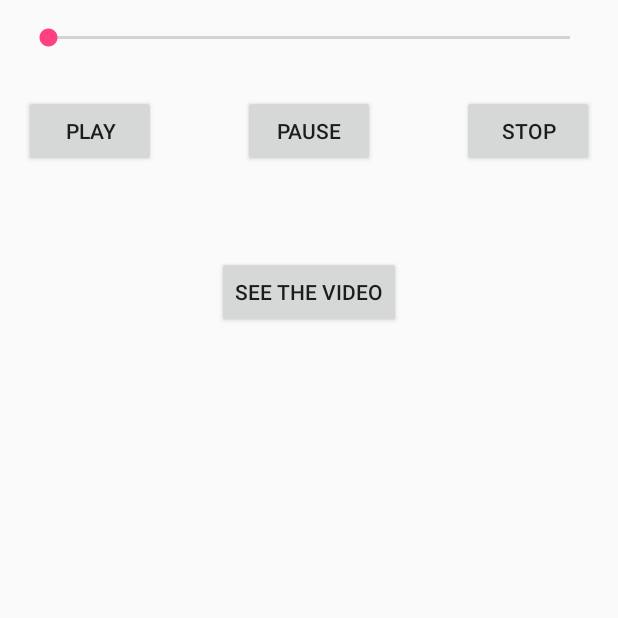
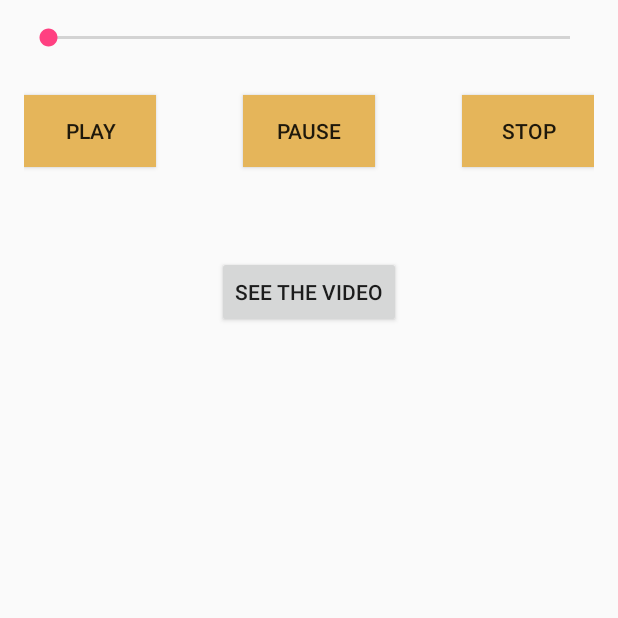
Before and after one commit to AlexMJHS/SoundAndVideo, an Android app: the screen it shows after launch (SoundActivity), after a tap on "PLAY", on a phone screen of 412 x 824 dp, the top half of it. Run offline under Robolectric (Android 15) with nearby library versions, the phone set to English and light mode, and no system bars; 1 statement that could not run was skipped.

Commit message:
added color changing background

```diff
--- a/app/src/main/java/activity/ctec/soundandvideo/SoundActivity.java
+++ b/app/src/main/java/activity/ctec/soundandvideo/SoundActivity.java
@@ -7,6 +7,7 @@ import android.content.Intent;
 import android.media.MediaPlayer;
 import android.view.View;
 import android.widget.*;
+import android.graphics.Color;
 
 
 
@@ -18,6 +19,7 @@ public class SoundActivity extends Activity implements Runnable
     private Button videoButton;
     private MediaPlayer soundPlayer;
     private SeekBar soundSeekBar;
+    private RelativeLayout background;
     private Thread soundThread;
 
     @Override
@@ -39,6 +41,27 @@ public class SoundActivity extends Activity implements Runnable
         soundThread.start();
     }
 
+    private void changeBackgroundColor()
+    {
+        int redColor;
+        int greenColor;
+        int blueColor;
+
+        redColor = (int) (Math.random() * 256);
+        greenColor = (int) (Math.random() * 256);
+        blueColor = (int) (Math.random() * 256);
+
+        background.setBackgroundColor(Color.rgb(redColor, greenColor, blueColor));
+
+        redColor = (int) (Math.random() * 256);
+        greenColor = (int) (Math.random() * 256);
+        blueColor = (int) (Math.random() * 256);
+
+        startButton.setBackgroundColor(Color.rgb(redColor, greenColor, blueColor));
+        pauseButton.setBackgroundColor(Color.rgb(redColor, greenColor, blueColor));
+        stopButton.setBackgroundColor(Color.rgb(redColor, greenColor, blueColor));
+    }
+
     private void setupListeners()
     {
         startButton.setOnClickListener(new View.OnClickListener()
@@ -47,6 +70,7 @@ public class SoundActivity extends Activity implements Runnable
             public void onClick(View v)
             {
                 soundPlayer.start();
+                changeBackgroundColor();
             }
         });
 
@@ -56,6 +80,7 @@ public class SoundActivity extends Activity implements Runnable
             public void onClick(View v)
             {
                 soundPlayer.pause();
+                changeBackgroundColor();
             }
         });
 
@@ -66,6 +91,7 @@ public class SoundActivity extends Activity implements Runnable
             {
                 soundPlayer.stop();
                 soundPlayer = MediaPlayer.create(getBaseContext(), R.raw.dunked);
+                changeBackgroundColor();
             }
         });
 
@@ -98,6 +124,7 @@ public class SoundActivity extends Activity implements Runnable
                 }
             }
         });
+
     }
 
 
```
